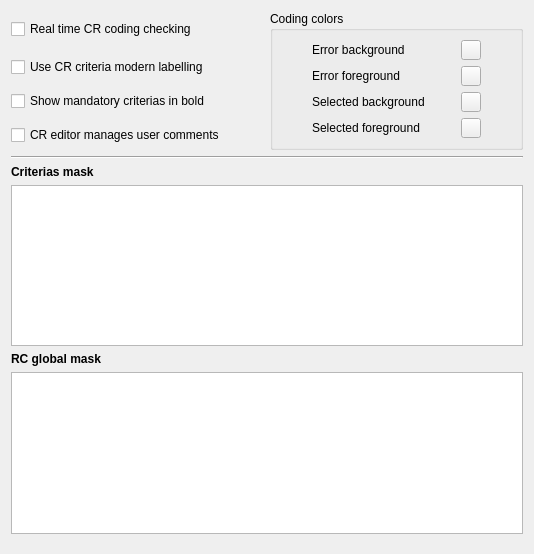
Before: the Qt Designer form freedrc/plugins/edrcplugin/widgets/edrcpreferences.ui in FreeHealth/freehealth, drawn with Qt 5.
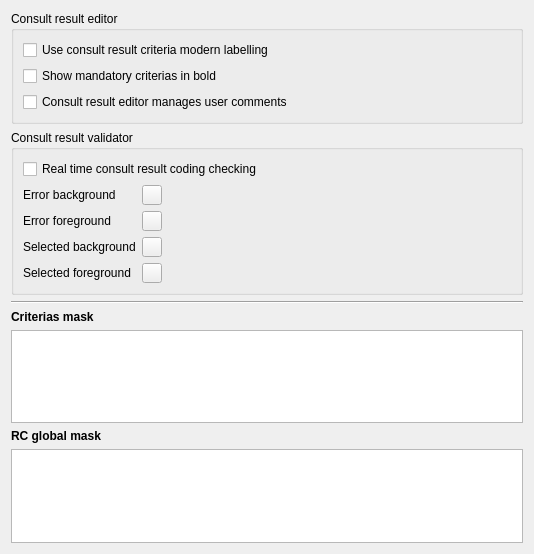
After: the same form once the commit is applied. Custom widgets are drawn as their Qt base class.

Commit message: validator color as preferences

Patch:
```diff
--- a/freedrc/plugins/edrcplugin/widgets/edrcpreferences.ui
+++ b/freedrc/plugins/edrcplugin/widgets/edrcpreferences.ui
@@ -14,10 +14,10 @@
    <string>Editor Preferences</string>
   </property>
   <layout class="QGridLayout" name="gridLayout_2">
-   <item row="3" column="0">
-    <widget class="QCheckBox" name="userComments">
-     <property name="text">
-      <string>CR editor manages user comments</string>
+   <item row="4" column="0" colspan="2">
+    <widget class="Line" name="line">
+     <property name="orientation">
+      <enum>Qt::Horizontal</enum>
      </property>
     </widget>
    </item>
@@ -34,24 +34,33 @@
      </property>
     </widget>
    </item>
-   <item row="0" column="0">
-    <widget class="QCheckBox" name="realTimeChecking">
-     <property name="toolTip">
-      <string>When this option is enabled, the criteria view shows potential coding error while you are selecting criterias. Potential errors are noticed using a different background color.</string>
+   <item row="6" column="0" colspan="2">
+    <widget class="Editor::TextEditor" name="criteriaEditor"/>
+   </item>
+   <item row="7" column="0" colspan="2">
+    <widget class="QLabel" name="label_2">
+     <property name="font">
+      <font>
+       <weight>75</weight>
+       <bold>true</bold>
+      </font>
      </property>
      <property name="text">
-      <string>Real time CR coding checking</string>
+      <string>RC global mask</string>
      </property>
     </widget>
    </item>
-   <item row="0" column="1" rowspan="4">
+   <item row="8" column="0" colspan="2">
+    <widget class="Editor::TextEditor" name="globalMask"/>
+   </item>
+   <item row="3" column="0" colspan="2">
     <widget class="QGroupBox" name="groupBox">
      <property name="title">
-      <string>Coding colors</string>
+      <string>Consult result validator</string>
      </property>
      <layout class="QGridLayout" name="gridLayout_3">
-      <item row="0" column="1">
-       <widget class="Utils::ColorButtonChooser" name="pushButton">
+      <item row="1" column="1">
+       <widget class="Utils::ColorButtonChooser" name="colorErrorBgd">
         <property name="sizePolicy">
          <sizepolicy hsizetype="Fixed" vsizetype="Fixed">
           <horstretch>0</horstretch>
@@ -75,7 +84,7 @@
         </property>
        </widget>
       </item>
-      <item row="2" column="0">
+      <item row="3" column="0">
        <widget class="QLabel" name="label_9">
         <property name="sizePolicy">
          <sizepolicy hsizetype="Fixed" vsizetype="Fixed">
@@ -88,7 +97,7 @@
         </property>
        </widget>
       </item>
-      <item row="1" column="0">
+      <item row="2" column="0">
        <widget class="QLabel" name="label_7">
         <property name="sizePolicy">
          <sizepolicy hsizetype="Fixed" vsizetype="Fixed">
@@ -101,70 +110,7 @@
         </property>
        </widget>
       </item>
-      <item row="1" column="1">
-       <widget class="Utils::ColorButtonChooser" name="pushButton_2">
-        <property name="sizePolicy">
-         <sizepolicy hsizetype="Fixed" vsizetype="Fixed">
-          <horstretch>0</horstretch>
-          <verstretch>0</verstretch>
-         </sizepolicy>
-        </property>
-        <property name="minimumSize">
-         <size>
-          <width>20</width>
-          <height>20</height>
-         </size>
-        </property>
-        <property name="maximumSize">
-         <size>
-          <width>20</width>
-          <height>20</height>
-         </size>
-        </property>
-        <property name="text">
-         <string/>
-        </property>
-       </widget>
-      </item>
-      <item row="0" column="0">
-       <widget class="QLabel" name="label_6">
-        <property name="sizePolicy">
-         <sizepolicy hsizetype="Fixed" vsizetype="Fixed">
-          <horstretch>0</horstretch>
-          <verstretch>0</verstretch>
-         </sizepolicy>
-        </property>
-        <property name="text">
-         <string>Error background</string>
-        </property>
-       </widget>
-      </item>
-      <item row="2" column="1">
-       <widget class="Utils::ColorButtonChooser" name="pushButton_3">
-        <property name="sizePolicy">
-         <sizepolicy hsizetype="Fixed" vsizetype="Fixed">
-          <horstretch>0</horstretch>
-          <verstretch>0</verstretch>
-         </sizepolicy>
-        </property>
-        <property name="minimumSize">
-         <size>
-          <width>20</width>
-          <height>20</height>
-         </size>
-        </property>
-        <property name="maximumSize">
-         <size>
-          <width>20</width>
-          <height>20</height>
-         </size>
-        </property>
-        <property name="text">
-         <string/>
-        </property>
-       </widget>
-      </item>
-      <item row="3" column="0">
+      <item row="4" column="0">
        <widget class="QLabel" name="label_8">
         <property name="sizePolicy">
          <sizepolicy hsizetype="Fixed" vsizetype="Fixed">
@@ -177,8 +123,71 @@
         </property>
        </widget>
       </item>
+      <item row="4" column="1">
+       <widget class="Utils::ColorButtonChooser" name="colorSelFgd">
+        <property name="sizePolicy">
+         <sizepolicy hsizetype="Fixed" vsizetype="Fixed">
+          <horstretch>0</horstretch>
+          <verstretch>0</verstretch>
+         </sizepolicy>
+        </property>
+        <property name="minimumSize">
+         <size>
+          <width>20</width>
+          <height>20</height>
+         </size>
+        </property>
+        <property name="maximumSize">
+         <size>
+          <width>20</width>
+          <height>20</height>
+         </size>
+        </property>
+        <property name="text">
+         <string/>
+        </property>
+       </widget>
+      </item>
+      <item row="2" column="1">
+       <widget class="Utils::ColorButtonChooser" name="colorErrorFgd">
+        <property name="sizePolicy">
+         <sizepolicy hsizetype="Fixed" vsizetype="Fixed">
+          <horstretch>0</horstretch>
+          <verstretch>0</verstretch>
+         </sizepolicy>
+        </property>
+        <property name="minimumSize">
+         <size>
+          <width>20</width>
+          <height>20</height>
+         </size>
+        </property>
+        <property name="maximumSize">
+         <size>
+          <width>20</width>
+          <height>20</height>
+         </size>
+        </property>
+        <property name="text">
+         <string/>
+        </property>
+       </widget>
+      </item>
+      <item row="1" column="0">
+       <widget class="QLabel" name="label_6">
+        <property name="sizePolicy">
+         <sizepolicy hsizetype="Fixed" vsizetype="Fixed">
+          <horstretch>0</horstretch>
+          <verstretch>0</verstretch>
+         </sizepolicy>
+        </property>
+        <property name="text">
+         <string>Error background</string>
+        </property>
+       </widget>
+      </item>
       <item row="3" column="1">
-       <widget class="Utils::ColorButtonChooser" name="pushButton_4">
+       <widget class="Utils::ColorButtonChooser" name="colorSelBgd">
         <property name="sizePolicy">
          <sizepolicy hsizetype="Fixed" vsizetype="Fixed">
           <horstretch>0</horstretch>
@@ -202,42 +211,49 @@
         </property>
        </widget>
       </item>
-     </layout>
-    </widget>
-   </item>
-   <item row="9" column="1">
-    <spacer name="verticalSpacer">
+      <item row="1" column="2">
+       <spacer name="horizontalSpacer">
      <property name="orientation">
-      <enum>Qt::Vertical</enum>
+         <enum>Qt::Horizontal</enum>
      </property>
      <property name="sizeHint" stdset="0">
       <size>
-       <width>20</width>
-       <height>40</height>
+          <width>40</width>
+          <height>20</height>
       </size>
      </property>
     </spacer>
    </item>
-   <item row="6" column="0" colspan="2">
-    <widget class="Editor::TextEditor" name="criteriaEditor"/>
-   </item>
-   <item row="7" column="0" colspan="2">
-    <widget class="QLabel" name="label_2">
-     <property name="font">
-      <font>
-       <weight>75</weight>
-       <bold>true</bold>
-      </font>
+      <item row="0" column="0" colspan="3">
+       <widget class="QCheckBox" name="realTimeChecking">
+        <property name="toolTip">
+         <string>When this option is enabled, the criteria view shows potential coding error while you are selecting criterias. Potential errors are noticed using a different background color.</string>
      </property>
      <property name="text">
-      <string>RC global mask</string>
+         <string>Real time consult result coding checking</string>
      </property>
     </widget>
    </item>
-   <item row="8" column="0" colspan="2">
-    <widget class="Editor::TextEditor" name="globalMask"/>
+     </layout>
+    </widget>
    </item>
-   <item row="2" column="0">
+   <item row="0" column="0" colspan="2">
+    <widget class="QGroupBox" name="groupBox_2">
+     <property name="title">
+      <string>Consult result editor</string>
+     </property>
+     <layout class="QGridLayout" name="gridLayout">
+      <item row="0" column="0">
+       <widget class="QCheckBox" name="useModernLabelling">
+        <property name="toolTip">
+         <string>When this option is enabled, the wording of CR criterias are improved. Strings like '++++' and '++1|' are replaced by user friendly characters.</string>
+        </property>
+        <property name="text">
+         <string>Use consult result criteria modern labelling</string>
+        </property>
+       </widget>
+      </item>
+      <item row="1" column="0">
     <widget class="QCheckBox" name="mandatoryInBold">
      <property name="toolTip">
       <string>When this option is enabled, the mandatory criterias of a group are in bold.</string>
@@ -247,21 +263,14 @@
      </property>
     </widget>
    </item>
-   <item row="4" column="0" colspan="2">
-    <widget class="Line" name="line">
-     <property name="orientation">
-      <enum>Qt::Horizontal</enum>
+      <item row="2" column="0">
+       <widget class="QCheckBox" name="userComments">
+        <property name="text">
+         <string>Consult result editor manages user comments</string>
      </property>
     </widget>
    </item>
-   <item row="1" column="0">
-    <widget class="QCheckBox" name="useModernLabelling">
-     <property name="toolTip">
-      <string>When this option is enabled, the wording of CR criterias are improved. Strings like '++++' and '++1|' are replaced by user friendly characters.</string>
-     </property>
-     <property name="text">
-      <string>Use CR criteria modern labelling</string>
-     </property>
+     </layout>
     </widget>
    </item>
   </layout>
```
Left out of the diff: 13 changed lines with no effect on the pictures. Lines whose indentation alone changed are shown as unchanged. The commit also changes 3 other files.
